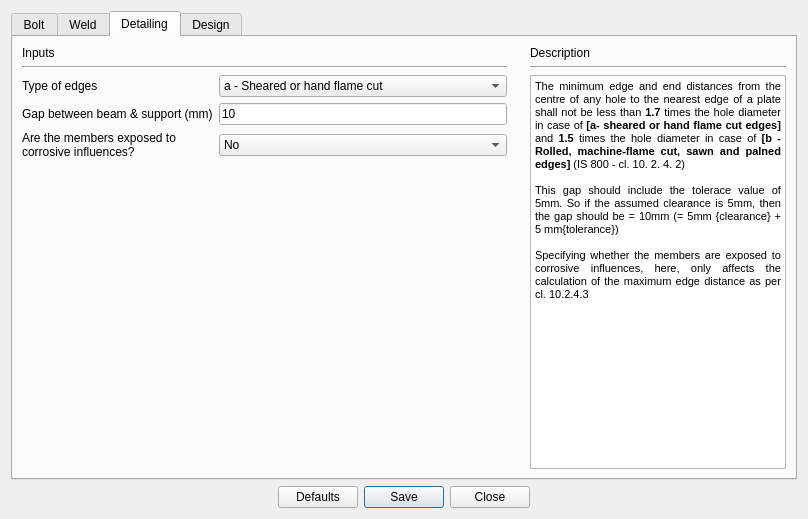
Above: Connections/Moment/ExtendedEndPlate/ui_design_preferences.ui from GreatDevelopers/osdag-core before the change. Below: the same form after it.
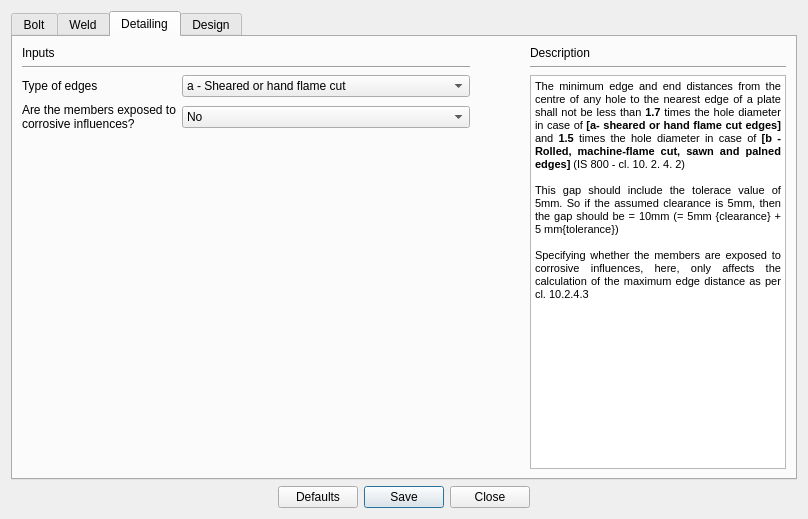
That is the form after the change. The open tabs and pages were chosen to show the change.

What changed in the file:
```diff
--- a/Connections/Moment/ExtendedEndPlate/ui_design_preferences.ui
+++ b/Connections/Moment/ExtendedEndPlate/ui_design_preferences.ui
@@ -755,23 +755,6 @@
             </widget>
            </item>
            <item row="1" column="0">
-            <widget class="QLabel" name="label_29">
-             <property name="text">
-              <string>Gap between beam &amp; support (mm)</string>
-             </property>
-            </widget>
-           </item>
-           <item row="1" column="1">
-            <widget class="QLineEdit" name="txt_detailingGap">
-             <property name="text">
-              <string>10</string>
-             </property>
-             <property name="alignment">
-              <set>Qt::AlignLeading|Qt::AlignLeft|Qt::AlignVCenter</set>
-             </property>
-            </widget>
-           </item>
-           <item row="2" column="0">
             <widget class="QLabel" name="label_40">
              <property name="text">
               <string>Are the members exposed to
@@ -779,7 +762,7 @@
              </property>
             </widget>
            </item>
-           <item row="2" column="1">
+           <item row="1" column="1">
             <widget class="QComboBox" name="combo_detailing_memebers">
              <item>
               <property name="text">
```
